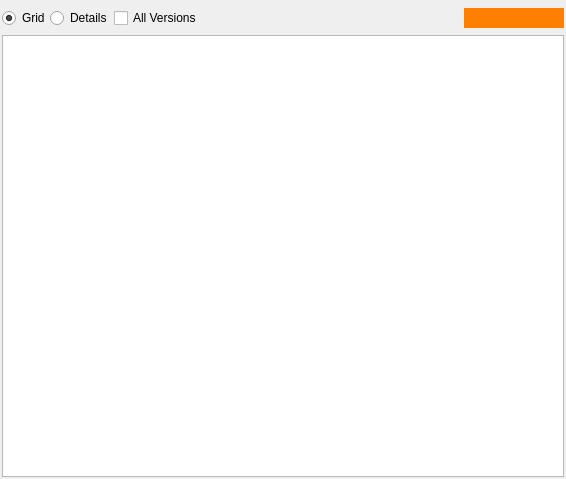
Above: resources/file_list_form.ui from shotgunsoftware/tk-multi-workfiles2 before the change. Below: the same form after it.
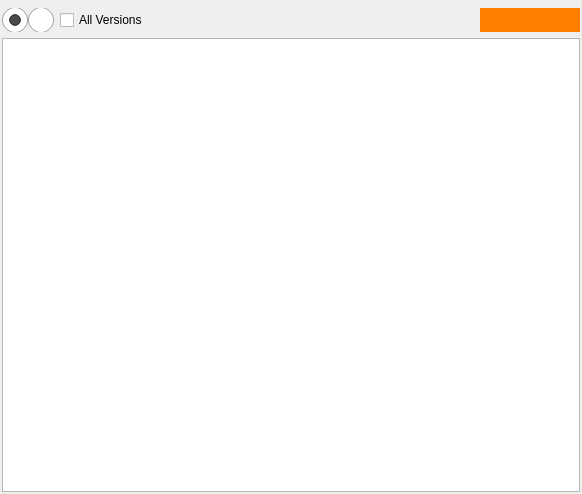
That is the form after the change. The open tabs and pages were chosen to show the change. Icons and pictures are not drawn. Custom widgets are drawn as their Qt base class.

Commit message: wip - tidied up search widget and grid/details selector

```diff
--- a/resources/file_list_form.ui
+++ b/resources/file_list_form.ui
@@ -6,8 +6,8 @@
    <rect>
     <x>0</x>
     <y>0</y>
-    <width>566</width>
-    <height>479</height>
+    <width>582</width>
+    <height>494</height>
    </rect>
   </property>
   <property name="windowTitle">
@@ -15,7 +15,7 @@
   </property>
   <layout class="QVBoxLayout" name="verticalLayout" stretch="0,1">
    <property name="spacing">
-    <number>2</number>
+    <number>-1</number>
    </property>
    <property name="leftMargin">
     <number>2</number>
@@ -38,8 +38,54 @@
        </property>
        <item>
         <widget class="QRadioButton" name="grid_radio_btn">
+         <property name="minimumSize">
+          <size>
+           <width>0</width>
+           <height>0</height>
+          </size>
+         </property>
+         <property name="maximumSize">
+          <size>
+           <width>26</width>
+           <height>16777215</height>
+          </size>
+         </property>
+         <property name="toolTip">
+          <string>List view</string>
+         </property>
+         <property name="layoutDirection">
+          <enum>Qt::RightToLeft</enum>
+         </property>
+         <property name="styleSheet">
+          <string notr="true">#grid_radio_btn::indicator {
+width: 26;
+height: 24;
+}
+
+#grid_radio_btn::indicator::unchecked {
+	image: url(:/tk-multi-workfiles/grid_view_unchecked.png);
+}
+
+#grid_radio_btn::indicator::unchecked::hover {
+	image: url(:/tk-multi-workfiles/grid_view_unchecked_hover.png);
+}
+
+#grid_radio_btn::indicator::checked {
+    image: url(:/tk-multi-workfiles/grid_view_checked.png);
+}
+
+#grid_radio_btn::indicator::checked::hover {
+    image: url(:/tk-multi-workfiles/grid_view_checked_hover.png);
+}</string>
+         </property>
          <property name="text">
-          <string>Grid</string>
+          <string/>
+         </property>
+         <property name="iconSize">
+          <size>
+           <width>20</width>
+           <height>20</height>
+          </size>
          </property>
          <property name="checked">
           <bool>true</bool>
@@ -48,8 +94,45 @@
        </item>
        <item>
         <widget class="QRadioButton" name="details_radio_btn">
+         <property name="maximumSize">
+          <size>
+           <width>26</width>
+           <height>16777215</height>
+          </size>
+         </property>
+         <property name="toolTip">
+          <string>Details view</string>
+         </property>
+         <property name="styleSheet">
+          <string notr="true">#details_radio_btn::indicator {
+width: 26;
+height: 24;
+}
+
+#details_radio_btn::indicator::unchecked {
+	image: url(:/tk-multi-workfiles/details_view_unchecked.png);
+}
+
+#details_radio_btn::indicator::unchecked::hover {
+	image: url(:/tk-multi-workfiles/details_view_unchecked_hover.png);
+}
+
+#details_radio_btn::indicator::checked {
+    image: url(:/tk-multi-workfiles/details_view_checked.png);
+}
+
+#details_radio_btn::indicator::checked::hover {
+    image: url(:/tk-multi-workfiles/details_view_checked_hover.png);
+}</string>
+         </property>
          <property name="text">
-          <string>Details</string>
+          <string/>
+         </property>
+         <property name="iconSize">
+          <size>
+           <width>20</width>
+           <height>20</height>
+          </size>
          </property>
         </widget>
        </item>
@@ -109,16 +192,7 @@
      </widget>
      <widget class="QWidget" name="details_page">
       <layout class="QHBoxLayout" name="horizontalLayout_4">
-       <property name="leftMargin">
-        <number>0</number>
-       </property>
-       <property name="topMargin">
-        <number>5</number>
-       </property>
-       <property name="rightMargin">
-        <number>0</number>
-       </property>
-       <property name="bottomMargin">
+       <property name="margin">
         <number>0</number>
        </property>
        <item>
```
Left out of the diff: 6 changed lines with no effect on the pictures. The commit also changes 17 other files.
